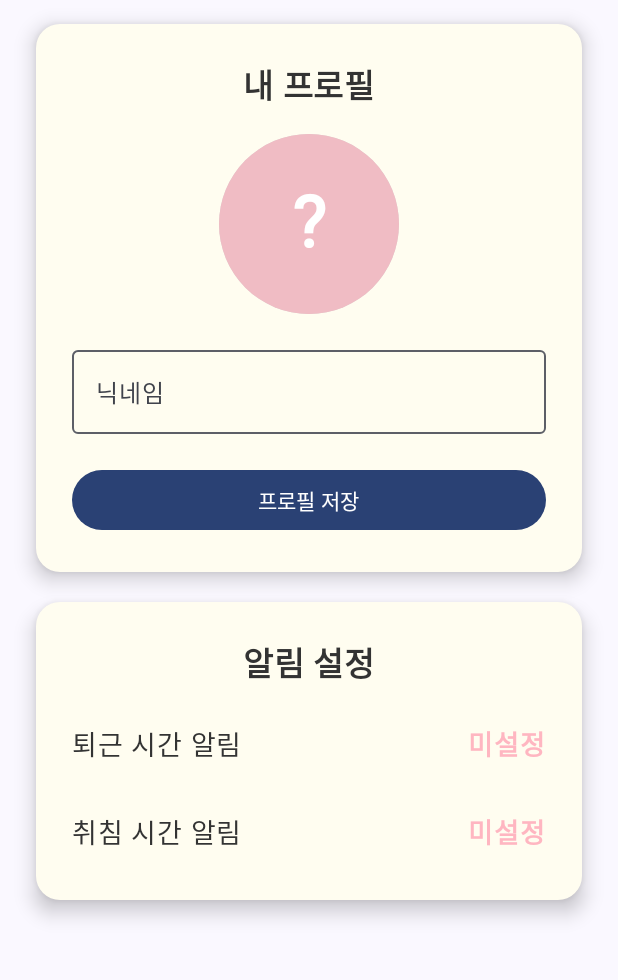
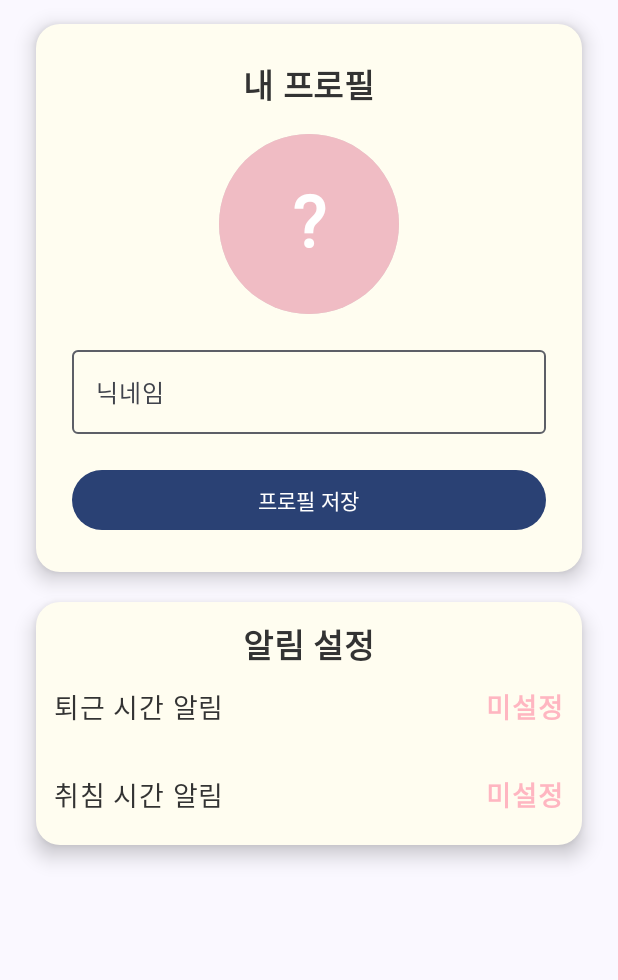
Before and after one commit to JIMINDAIN/Android, an Android app built with Jetpack Compose: the composable ProfileScreen shown on its own in the app's theme, on a phone screen of 412 x 824 dp, the part 56-1036 px from its top. Run offline under Robolectric (Android 15) with nearby library versions, the phone set to English and light mode, and no system bars; our stand-ins replace Firebase (no records; nobody signed in at launch, a user with empty details on screens opened directly); libraries missing offline, so code that uses them is left out: com.kizitonwose.calendar; Roboto replaces fonts that are not available here.

```diff
--- a/app/build.gradle.kts
+++ b/app/build.gradle.kts
@@ -44,6 +44,7 @@ android {
 }
 
 dependencies {
+
     implementation(libs.kotlinx.serialization.json)  // 여기서도 alias로 관리
     implementation(libs.androidx.core.ktx)
     coreLibraryDesugaring("com.android.tools:desugar_jdk_libs:2.0.4")
@@ -87,5 +88,5 @@ dependencies {
     implementation("com.google.firebase:firebase-auth-ktx")
     implementation("com.google.firebase:firebase-firestore-ktx")
     implementation("com.google.firebase:firebase-storage-ktx")
-
+    //implementation("androidx.exifinterface:exifinterface:1.3.7")
     }
--- a/app/src/main/java/com/example/mentalnote/ui/GalleryTab.kt
+++ b/app/src/main/java/com/example/mentalnote/ui/GalleryTab.kt
@@ -46,7 +46,7 @@ fun GalleryTab(dayRecords: List<DayRecord>) {
         val photoRecords = remember(dayRecords) {
             dayRecords.filter { it.imageUri != null || it.imageBitmap != null }
                 .sortedByDescending { it.date }
-                //.reversed()
+            //.reversed()
         }
 
         if (photoRecords.isEmpty()) {
--- a/app/src/main/java/com/example/mentalnote/ui/ProfileScreen.kt
+++ b/app/src/main/java/com/example/mentalnote/ui/ProfileScreen.kt
@@ -265,7 +265,7 @@ fun ProfileScreen() {
                 Column(
                     modifier = Modifier
                         .fillMaxWidth()
-                        .padding(24.dp),
+                        .padding(12.dp),
                     horizontalAlignment = Alignment.CenterHorizontally
                 ) {
                     Text(
@@ -273,8 +273,8 @@ fun ProfileScreen() {
                         fontFamily = CustomFontFamily,
                         fontSize = 22.sp,
                         fontWeight = FontWeight.Bold,
-                        color = colorResource(id = R.color.y2k_text),
-                        modifier = Modifier.padding(bottom = 16.dp)
+                        color = Color(0xFF333333),
+                        modifier = Modifier.padding(bottom = 3.dp)
                     )
 
                     // Work End Time Setting
```
Also changed, not shown: app/src/main/java/com/example/mentalnote/ui/WeekTab.kt (+31 -1 lines).
